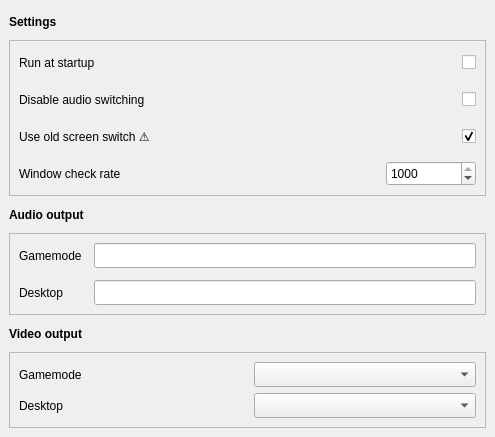
Qt form src/ui/design.ui (Odizinne/BigPictureTV) before a commit.
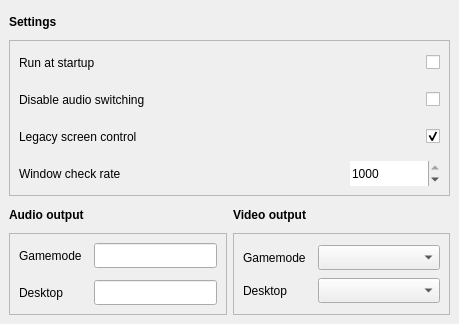
The same form after that commit.

Commit message: layout update, theme revert, made displayswitch settings more explicit

What changed in the file:
```diff
--- a/src/ui/design.ui
+++ b/src/ui/design.ui
@@ -6,8 +6,8 @@
    <rect>
     <x>0</x>
     <y>0</y>
-    <width>495</width>
-    <height>437</height>
+    <width>459</width>
+    <height>324</height>
    </rect>
   </property>
   <property name="sizePolicy">
@@ -20,9 +20,9 @@
    <string>MainWindow</string>
   </property>
   <widget class="QWidget" name="centralwidget">
-   <layout class="QGridLayout" name="gridLayout_2">
-    <item row="8" column="0">
-     <widget class="QLabel" name="label_7">
+   <layout class="QGridLayout" name="gridLayout_2" columnstretch="1,1">
+    <item row="2" column="1">
+     <widget class="QLabel" name="videoOutputLabel">
       <property name="minimumSize">
        <size>
         <width>0</width>
@@ -39,25 +39,7 @@
       </property>
      </widget>
     </item>
-    <item row="2" column="0">
-     <widget class="QLabel" name="label_3">
-      <property name="minimumSize">
-       <size>
-        <width>0</width>
-        <height>25</height>
-       </size>
-      </property>
-      <property name="font">
-       <font>
-        <bold>true</bold>
-       </font>
-      </property>
-      <property name="text">
-       <string>Audio output</string>
-      </property>
-     </widget>
-    </item>
-    <item row="7" column="0">
+    <item row="3" column="0">
      <widget class="QFrame" name="audioFrame">
       <property name="frameShape">
        <enum>QFrame::Shape::StyledPanel</enum>
@@ -139,98 +121,7 @@
       </layout>
      </widget>
     </item>
-    <item row="0" column="0">
-     <widget class="QLabel" name="label_2">
-      <property name="minimumSize">
-       <size>
-        <width>0</width>
-        <height>25</height>
-       </size>
-      </property>
-      <property name="font">
-       <font>
-        <bold>true</bold>
-       </font>
-      </property>
-      <property name="text">
-       <string>Settings</string>
-      </property>
-     </widget>
-    </item>
-    <item row="9" column="0">
-     <widget class="QFrame" name="videoFrame">
-      <property name="frameShape">
-       <enum>QFrame::Shape::StyledPanel</enum>
-      </property>
-      <property name="frameShadow">
-       <enum>QFrame::Shadow::Sunken</enum>
-      </property>
-      <layout class="QGridLayout" name="gridLayout_6">
-       <property name="leftMargin">
-        <number>9</number>
-       </property>
-       <property name="topMargin">
-        <number>9</number>
-       </property>
-       <property name="rightMargin">
-        <number>9</number>
-       </property>
-       <property name="bottomMargin">
-        <number>9</number>
-       </property>
-       <property name="horizontalSpacing">
-        <number>12</number>
-       </property>
-       <item row="1" column="0">
-        <widget class="QLabel" name="desktopVideoLabel">
-         <property name="minimumSize">
-          <size>
-           <width>0</width>
-           <height>25</height>
-          </size>
-         </property>
-         <property name="text">
-          <string>Desktop</string>
-         </property>
-        </widget>
-       </item>
-       <item row="1" column="1">
-        <widget class="QComboBox" name="desktopVideoBox">
-         <property name="minimumSize">
-          <size>
-           <width>0</width>
-           <height>25</height>
-          </size>
-         </property>
-        </widget>
-       </item>
-       <item row="0" column="0">
-        <widget class="QLabel" name="gamemodeVideoLabel">
-         <property name="minimumSize">
-          <size>
-           <width>0</width>
-           <height>25</height>
-          </size>
-         </property>
-         <property name="text">
-          <string>Gamemode</string>
-         </property>
-        </widget>
-       </item>
-       <item row="0" column="1">
-        <widget class="QComboBox" name="gamemodeVideoBox">
-         <property name="minimumSize">
-          <size>
-           <width>0</width>
-           <height>25</height>
-          </size>
-         </property>
-        </widget>
-       </item>
-      </layout>
-     </widget>
-    </item>
-    <item row="1" column="0">
+    <item row="1" column="0" colspan="2">
      <widget class="QFrame" name="settingsFrame">
       <property name="frameShape">
        <enum>QFrame::Shape::StyledPanel</enum>
@@ -263,7 +154,7 @@
           </size>
          </property>
          <property name="frame">
-          <bool>true</bool>
+          <bool>false</bool>
          </property>
          <property name="minimum">
           <number>1</number>
@@ -276,6 +167,32 @@
          </property>
         </widget>
        </item>
+       <item row="3" column="0">
+        <widget class="QLabel" name="label_4">
+         <property name="minimumSize">
+          <size>
+           <width>0</width>
+           <height>25</height>
+          </size>
+         </property>
+         <property name="text">
+          <string>Window check rate</string>
+         </property>
+        </widget>
+       </item>
+       <item row="1" column="0">
+        <widget class="QLabel" name="label_6">
+         <property name="minimumSize">
+          <size>
+           <width>0</width>
+           <height>25</height>
+          </size>
+         </property>
+         <property name="text">
+          <string>Disable audio switching</string>
+         </property>
+        </widget>
+       </item>
        <item row="2" column="2">
         <widget class="QCheckBox" name="displayswitchBox">
          <property name="minimumSize">
@@ -295,36 +212,53 @@
          </property>
         </widget>
        </item>
-       <item row="2" column="0">
-        <widget class="QLabel" name="displayswitchLabel">
+       <item row="0" column="1" colspan="2">
+        <widget class="QCheckBox" name="startupCheckBox">
          <property name="minimumSize">
           <size>
            <width>0</width>
            <height>25</height>
           </size>
          </property>
-         <property name="toolTip">
-          <string>Use windows built in displayswitch.exe to switch monitors.
-
-This should offer a smoother transition.
-
-You should use it if you only have 2 monitors.
-
-For 3 monitors or more, it is recommended to specify your outputs.</string>
+         <property name="layoutDirection">
+          <enum>Qt::LayoutDirection::RightToLeft</enum>
          </property>
          <property name="text">
-          <string>Use old screen switch ⚠️</string>
+          <string/>
+         </property>
+        </widget>
+       </item>
+       <item row="1" column="1" colspan="2">
+        <widget class="QCheckBox" name="disableAudioCheckbox">
+         <property name="minimumSize">
+          <size>
+           <width>0</width>
+           <height>25</height>
+          </size>
+         </property>
+         <property name="layoutDirection">
+          <enum>Qt::LayoutDirection::RightToLeft</enum>
+         </property>
+         <property name="text">
+          <string/>
+         </property>
+        </widget>
+       </item>
+       <item row="0" column="0">
+        <widget class="QLabel" name="label_5">
+         <property name="minimumSize">
+          <size>
+           <width>0</width>
+           <height>25</height>
+          </size>
+         </property>
+         <property name="text">
+          <string>Run at startup</string>
          </property>
         </widget>
        </item>
        <item row="3" column="1">
         <spacer name="horizontalSpacer">
-         <property name="minimumSize">
-          <size>
-           <width>0</width>
-           <height>25</height>
-          </size>
-         </property>
          <property name="orientation">
           <enum>Qt::Orientation::Horizontal</enum>
          </property>
@@ -336,24 +270,82 @@
          </property>
         </spacer>
        </item>
-       <item row="0" column="1" colspan="2">
-        <widget class="QCheckBox" name="startupCheckBox">
+       <item row="2" column="0">
+        <widget class="QLabel" name="displayswitchLabel">
          <property name="minimumSize">
           <size>
            <width>0</width>
            <height>25</height>
           </size>
          </property>
-         <property name="layoutDirection">
-          <enum>Qt::LayoutDirection::RightToLeft</enum>
+         <property name="font">
+          <font>
+           <stylestrategy>PreferDefault</stylestrategy>
+           <kerning>true</kerning>
+           <hintingpreference>PreferDefaultHinting</hintingpreference>
+          </font>
+         </property>
+         <property name="toolTip">
+          <string>Use windows built in displayswitch.exe to switch monitors.
+
+This should offer a smoother transition.
+
+You should use it if you only have 2 monitors.
+
+For 3 monitors or more, it is recommended to specify your outputs.</string>
          </property>
          <property name="text">
-          <string/>
+          <string>Legacy screen control</string>
          </property>
         </widget>
        </item>
+      </layout>
+     </widget>
+    </item>
+    <item row="0" column="0" colspan="2">
+     <widget class="QLabel" name="label_2">
+      <property name="minimumSize">
+       <size>
+        <width>0</width>
+        <height>25</height>
+       </size>
+      </property>
+      <property name="font">
+       <font>
+        <bold>true</bold>
+       </font>
+      </property>
+      <property name="text">
+       <string>Settings</string>
+      </property>
+     </widget>
+    </item>
+    <item row="3" column="1">
+     <widget class="QFrame" name="videoFrame">
+      <property name="frameShape">
+       <enum>QFrame::Shape::StyledPanel</enum>
+      </property>
+      <property name="frameShadow">
+       <enum>QFrame::Shadow::Sunken</enum>
+      </property>
+      <layout class="QGridLayout" name="gridLayout_6" columnstretch="0,1">
+       <property name="leftMargin">
+        <number>9</number>
+       </property>
+       <property name="topMargin">
+        <number>9</number>
+       </property>
+       <property name="rightMargin">
+        <number>9</number>
+       </property>
+       <property name="bottomMargin">
+        <number>9</number>
+       </property>
+       <property name="horizontalSpacing">
+        <number>12</number>
+       </property>
        <item row="1" column="0">
-        <widget class="QLabel" name="label_6">
+        <widget class="QLabel" name="desktopVideoLabel">
          <property name="minimumSize">
           <size>
            <width>0</width>
@@ -361,12 +353,22 @@
           </size>
          </property>
          <property name="text">
-          <string>Disable audio switching</string>
+          <string>Desktop</string>
+         </property>
+        </widget>
+       </item>
+       <item row="1" column="1">
+        <widget class="QComboBox" name="desktopVideoBox">
+         <property name="minimumSize">
+          <size>
+           <width>0</width>
+           <height>25</height>
+          </size>
          </property>
         </widget>
        </item>
        <item row="0" column="0">
-        <widget class="QLabel" name="label_5">
+        <widget class="QLabel" name="gamemodeVideoLabel">
          <property name="minimumSize">
           <size>
            <width>0</width>
@@ -374,42 +376,41 @@
           </size>
          </property>
          <property name="text">
-          <string>Run at startup</string>
+          <string>Gamemode</string>
          </property>
         </widget>
        </item>
-       <item row="1" column="1" colspan="2">
-        <widget class="QCheckBox" name="disableAudioCheckbox">
+       <item row="0" column="1">
+        <widget class="QComboBox" name="gamemodeVideoBox">
          <property name="minimumSize">
           <size>
            <width>0</width>
            <height>25</height>
           </size>
-         </property>
-         <property name="layoutDirection">
-          <enum>Qt::LayoutDirection::RightToLeft</enum>
-         </property>
-         <property name="text">
-          <string/>
-         </property>
-        </widget>
-       </item>
-       <item row="3" column="0">
-        <widget class="QLabel" name="label_4">
-         <property name="minimumSize">
-          <size>
-           <width>0</width>
-           <height>25</height>
-          </size>
-         </property>
-         <property name="text">
-          <string>Window check rate</string>
          </property>
         </widget>
        </item>
       </layout>
      </widget>
     </item>
+    <item row="2" column="0">
+     <widget class="QLabel" name="audioOutputLabel">
+      <property name="minimumSize">
+       <size>
+        <width>0</width>
+        <height>25</height>
+       </size>
+      </property>
+      <property name="font">
+       <font>
+        <bold>true</bold>
+       </font>
+      </property>
+      <property name="text">
+       <string>Audio output</string>
+      </property>
+     </widget>
+    </item>
    </layout>
   </widget>
  </widget>
```
The commit also changes 4 other files.
